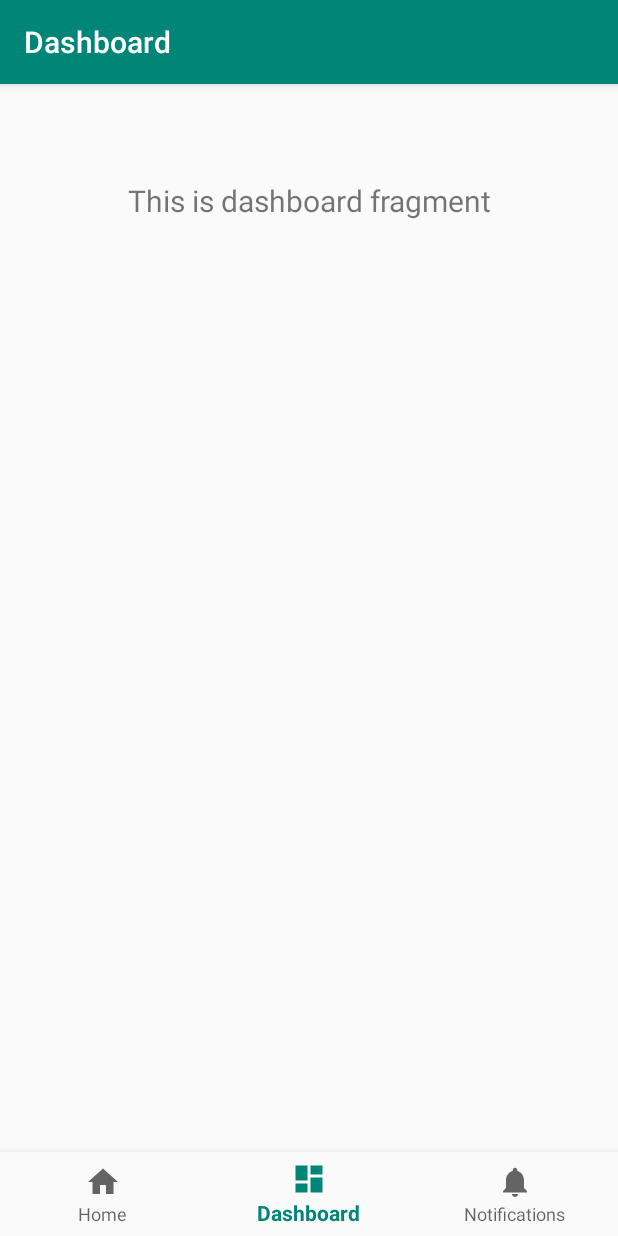
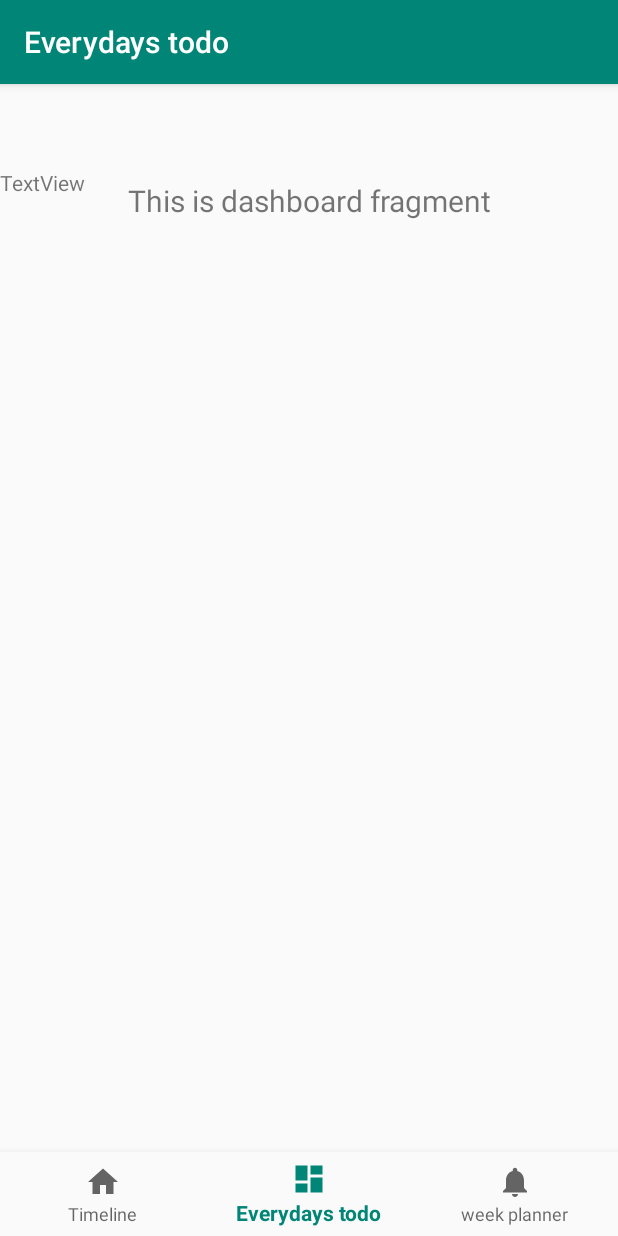
Before and after one commit to player1s/ChecklistExtendedNew, an Android app: the DashboardFragment screen opened through its navigation route, on a phone screen of 412 x 824 dp. Run offline under Robolectric (Android 15) with nearby library versions, the phone set to English and light mode, and no system bars; our stand-ins replace navigation-ui.

```diff
--- a/app/src/main/res/layout/fragment_dashboard.xml
+++ b/app/src/main/res/layout/fragment_dashboard.xml
@@ -1,8 +1,22 @@
 <?xml version="1.0" encoding="utf-8"?>
 <androidx.constraintlayout.widget.ConstraintLayout xmlns:android="http://schemas.android.com/apk/res/android"
     xmlns:app="http://schemas.android.com/apk/res-auto"
+    xmlns:tools="http://schemas.android.com/tools"
     android:layout_width="match_parent"
     android:layout_height="match_parent">
+
+    <TextView
+        android:id="@+id/text_hw"
+        android:layout_width="match_parent"
+        android:layout_height="wrap_content"
+        android:layout_marginStart="8dp"
+        android:layout_marginTop="8dp"
+        android:layout_marginEnd="8dp"
+        android:textAlignment="center"
+        android:textSize="20sp"
+        app:layout_constraintEnd_toEndOf="parent"
+        app:layout_constraintStart_toStartOf="parent"
+        app:layout_constraintTop_toTopOf="parent" />
 
     <TextView
         android:id="@+id/text_dashboard"
@@ -16,4 +30,12 @@
         app:layout_constraintEnd_toEndOf="parent"
         app:layout_constraintStart_toStartOf="parent"
         app:layout_constraintTop_toTopOf="parent" />
+
+    <TextView
+        android:id="@+id/textView"
+        android:layout_width="168dp"
+        android:layout_height="47dp"
+        android:text="TextView"
+        tools:layout_editor_absoluteX="101dp"
+        tools:layout_editor_absoluteY="104dp" />
 </androidx.constraintlayout.widget.ConstraintLayout>
--- a/app/src/main/res/values/strings.xml
+++ b/app/src/main/res/values/strings.xml
@@ -1,6 +1,6 @@
 <resources>
     <string name="app_name">ChecklistExtended</string>
-    <string name="title_home">Home</string>
-    <string name="title_dashboard">Dashboard</string>
-    <string name="title_notifications">Notifications</string>
+    <string name="title_home">Timeline</string>
+    <string name="title_dashboard">Everydays todo</string>
+    <string name="title_notifications">week planner</string>
 </resources>
```
Also changed, not shown: 1 other file.
